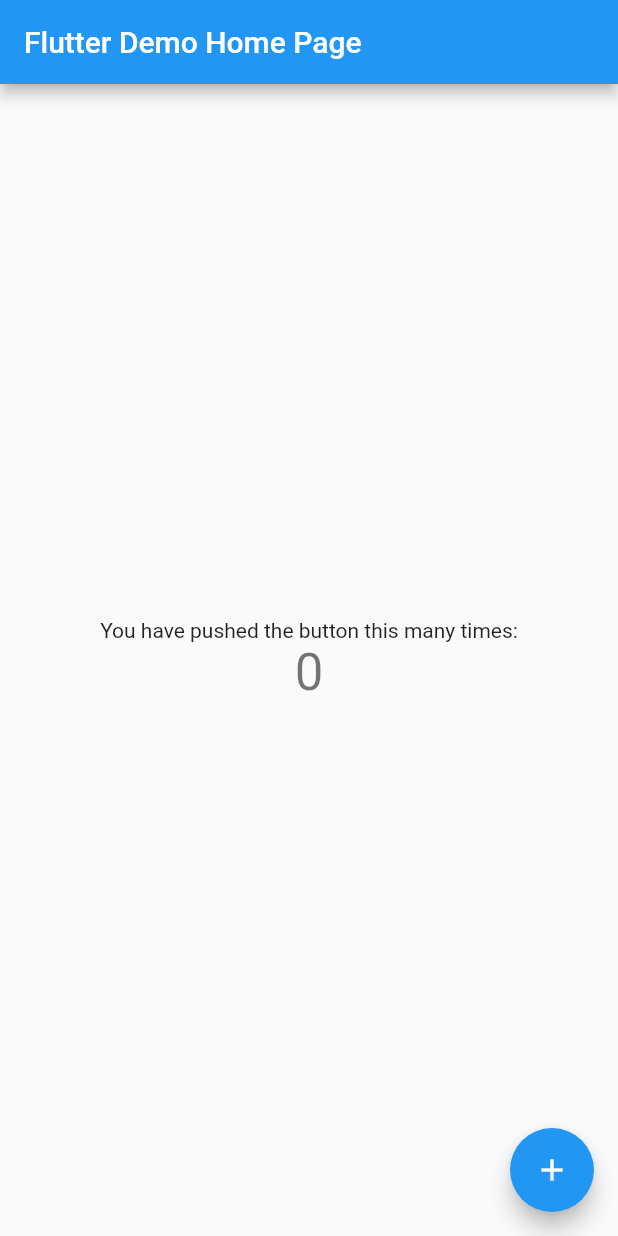
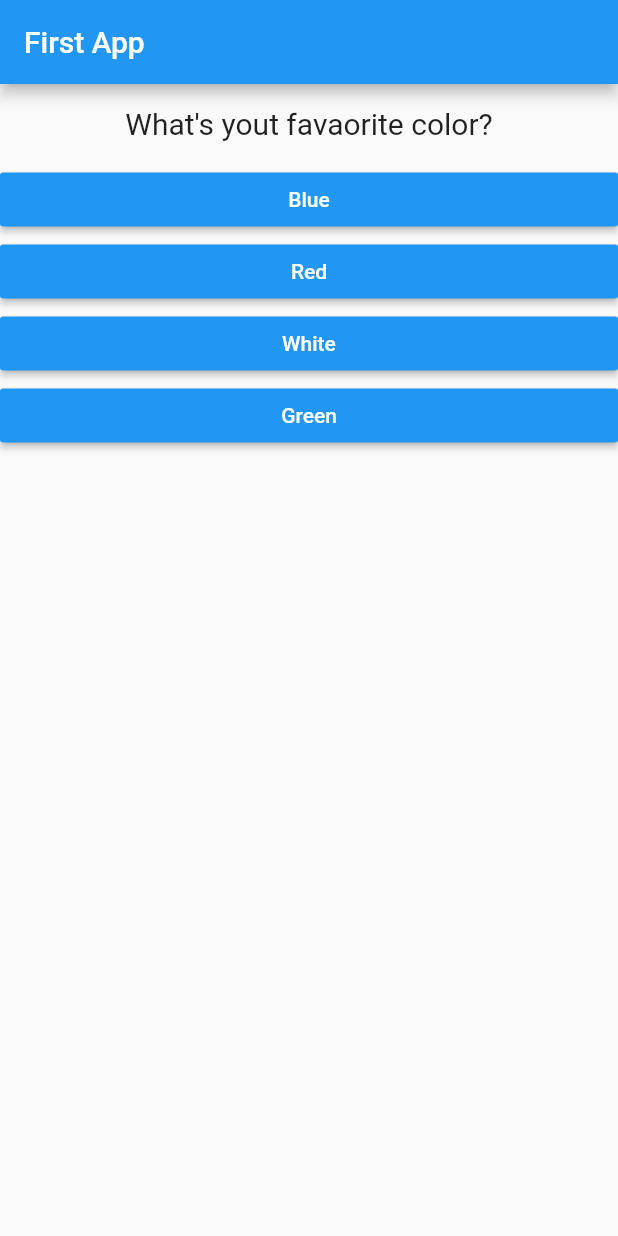
Before and after one commit to Samuel-Bie/flutter_complete_guide, a Flutter app: the screen it shows after launch, on a phone screen of 412 x 824 dp. Run offline on Flutter 3.47's test engine with Material 2 defaults, Android fonts, the phone set to English and light mode, and no system bars.

Commit message:
Quiz app

```diff
--- /dev/null
+++ b/lib/answer.dart
@@ -0,0 +1,21 @@
+import 'package:flutter/material.dart';
+
+class Answer extends StatelessWidget {
+  final Function callback;
+  final String text;
+
+  Answer(this.text, {this.callback});
+
+  @override
+  Widget build(BuildContext context) {
+    return Container(
+      width: double.infinity,
+      child: RaisedButton(
+        color: Colors.blue,
+        textColor: Colors.white,
+        child: Text(this.text),
+        onPressed: callback,
+      ),
+    );
+  }
+}
--- a/lib/main.dart
+++ b/lib/main.dart
@@ -1,117 +1,75 @@
 import 'package:flutter/material.dart';
+import 'package:flutter_complete_guide/quiz.dart';
+import 'package:flutter_complete_guide/result.dart';
 
-void main() {
-  runApp(MyApp());
+void main() => runApp(MyApp());
+
+class MyApp extends StatefulWidget {
+  @override
+  State<StatefulWidget> createState() => _MyAppState();
 }
 
-class MyApp extends StatelessWidget {
-  // This widget is the root of your application.
-  @override
-  Widget build(BuildContext context) {
-    return MaterialApp(
-      title: 'Flutter Demo',
-      theme: ThemeData(
-        // This is the theme of your application.
-        //
-        // Try running your application with "flutter run". You'll see the
-        // application has a blue toolbar. Then, without quitting the app, try
-        // changing the primarySwatch below to Colors.green and then invoke
-        // "hot reload" (press "r" in the console where you ran "flutter run",
-        // or simply save your changes to "hot reload" in a Flutter IDE).
-        // Notice that the counter didn't reset back to zero; the application
-        // is not restarted.
-        primarySwatch: Colors.blue,
-        // This makes the visual density adapt to the platform that you run
-        // the app on. For desktop platforms, the controls will be smaller and
-        // closer together (more dense) than on mobile platforms.
-        visualDensity: VisualDensity.adaptivePlatformDensity,
-      ),
-      home: MyHomePage(title: 'Flutter Demo Home Page'),
-    );
+class _MyAppState extends State<MyApp> {
+  int _questionIndex = 0;
+  int _totalScore = 0;
+  final _questions = [
+    {
+      'question': "What's yout favaorite color?",
+      "answers": [
+        {'text': 'Blue', 'score': 13},
+        {'text': 'Red', 'score': 9},
+        {'text': 'White', 'score': 5},
+        {'text': 'Green', 'score': 1},
+      ]
+    },
+    {
+      'question': "What's yout favaorite animal?",
+      'answers': [
+        {'text': 'Dog', 'score': 13},
+        {'text': 'Horse', 'score': 9},
+        {'text': 'Cat', 'score': 5},
+        {'text': 'Fish', 'score': 1}
+      ]
+    },
+    {
+      'question': "What's yout favaorite movie?",
+      'answers': [
+        {'text': 'Transformers', 'score': 13},
+        {'text': 'Fast Furios', 'score': 9},
+        {'text': 'Homeless', 'score': 5},
+        {'text': 'Fireman', 'score': 1}
+      ]
+    },
+  ];
+  void _answerQuestion(int score) {
+    setState(() {
+      _questionIndex++;
+      _totalScore += score;
+    });
   }
-}
 
-class MyHomePage extends StatefulWidget {
-  MyHomePage({Key key, this.title}) : super(key: key);
-
-  // This widget is the home page of your application. It is stateful, meaning
-  // that it has a State object (defined below) that contains fields that affect
-  // how it looks.
-
-  // This class is the configuration for the state. It holds the values (in this
-  // case the title) provided by the parent (in this case the App widget) and
-  // used by the build method of the State. Fields in a Widget subclass are
-  // always marked "final".
-
-  final String title;
-
-  @override
-  _MyHomePageState createState() => _MyHomePageState();
-}
-
-class _MyHomePageState extends State<MyHomePage> {
-  int _counter = 0;
-
-  void _incrementCounter() {
+  void _restartQuiz() {
     setState(() {
-      // This call to setState tells the Flutter framework that something has
-      // changed in this State, which causes it to rerun the build method below
-      // so that the display can reflect the updated values. If we changed
-      // _counter without calling setState(), then the build method would not be
-      // called again, and so nothing would appear to happen.
-      _counter++;
+      _questionIndex = 0;
+      _totalScore = 0;
     });
   }
 
   @override
   Widget build(BuildContext context) {
-    // This method is rerun every time setState is called, for instance as done
-    // by the _incrementCounter method above.
-    //
-    // The Flutter framework has been optimized to make rerunning build methods
-    // fast, so that you can just rebuild anything that needs updating rather
-    // than having to individually change instances of widgets.
-    return Scaffold(
-      appBar: AppBar(
-        // Here we take the value from the MyHomePage object that was created by
-        // the App.build method, and use it to set our appbar title.
-        title: Text(widget.title),
+    return MaterialApp(
+      home: Scaffold(
+        appBar: AppBar(
+          title: Text('First App'),
+        ),
+        body: !(_questionIndex >= _questions.length)
+            ? Quiz(
+                questions: _questions,
+                questionIndex: _questionIndex,
+                callback: _answerQuestion,
+              )
+            : Result(this._totalScore, callback: _restartQuiz),
       ),
-      body: Center(
-        // Center is a layout widget. It takes a single child and positions it
-        // in the middle of the parent.
-        child: Column(
-          // Column is also a layout widget. It takes a list of children and
-          // arranges them vertically. By default, it sizes itself to fit its
-          // children horizontally, and tries to be as tall as its parent.
-          //
-          // Invoke "debug painting" (press "p" in the console, choose the
-          // "Toggle Debug Paint" action from the Flutter Inspector in Android
-          // Studio, or the "Toggle Debug Paint" command in Visual Studio Code)
-          // to see the wireframe for each widget.
-          //
-          // Column has various properties to control how it sizes itself and
-          // how it positions its children. Here we use mainAxisAlignment to
-          // center the children vertically; the main axis here is the vertical
-          // axis because Columns are vertical (the cross axis would be
-          // horizontal).
-          mainAxisAlignment: MainAxisAlignment.center,
-          children: <Widget>[
-            Text(
-              'You have pushed the button this many times:',
-            ),
-            Text(
-              '$_counter',
-              style: Theme.of(context).textTheme.headline4,
-            ),
-          ],
-        ),
-      ),
-      floatingActionButton: FloatingActionButton(
-        onPressed: _incrementCounter,
-        tooltip: 'Increment',
-        child: Icon(Icons.add),
-      ), // This trailing comma makes auto-formatting nicer for build methods.
     );
   }
 }
--- /dev/null
+++ b/lib/question.dart
@@ -0,0 +1,20 @@
+import 'package:flutter/material.dart';
+
+@immutable
+class Question extends StatelessWidget {
+  final String question;
+  final List<String> answers;
+  Question({@required this.question, this.answers});
+
+  @override
+  Widget build(BuildContext context) {
+    return Container(
+      alignment: Alignment.center,
+      margin: EdgeInsets.all(15),
+      child: Text(
+        this.question,
+        style: TextStyle(fontSize: 20),
+      ),
+    );
+  }
+}
--- /dev/null
+++ b/lib/quiz.dart
@@ -0,0 +1,34 @@
+import 'package:flutter/material.dart';
+import 'package:flutter_complete_guide/question.dart';
+
+import 'answer.dart';
+
+class Quiz extends StatelessWidget {
+  const Quiz({
+    Key key,
+    @required List<Map<String, Object>> questions,
+    @required int questionIndex,
+    this.callback,
+  })  : _questions = questions,
+        _questionIndex = questionIndex,
+        super(key: key);
+
+  final List<Map<String, Object>> _questions;
+  final int _questionIndex;
+  final Function callback;
+
+  @override
+  Widget build(BuildContext context) {
+    return Column(
+      children: <Widget>[
+        Question(question: _questions[_questionIndex]['question']),
+        ...(_questions[_questionIndex]['answers'] as List<Map<String, Object>>)
+            .map((e) {
+          var score = e['score'];
+          return Answer(e['text'], callback: () => this.callback(score));
+        }).toList()
+        // Answer('text')
+      ],
+    );
+  }
+}
--- /dev/null
+++ b/lib/result.dart
@@ -0,0 +1,43 @@
+import 'package:flutter/material.dart';
+
+class Result extends StatelessWidget {
+  final scoreResult;
+  final Function callback;
+
+  Result(this.scoreResult, {this.callback});
+
+  String get resultPhrase {
+    var text = 'You did';
+    if (this.scoreResult <= 8)
+      text = 'You are awesome and fine';
+    else if (this.scoreResult <= 12)
+      text = 'You are fine';
+    else if (this.scoreResult <= 16)
+      text = 'You are... strange';
+    else
+      text = 'You are... hum';
+    return text;
+  }
+
+  @override
+  Widget build(BuildContext context) {
+    return Center(
+      child: Column(
+        children: <Widget>[
+          Text(
+            this.resultPhrase,
+            textAlign: TextAlign.center,
+            style: TextStyle(
+              fontSize: 36,
+              fontWeight: FontWeight.bold,
+            ),
+          ),
+          FlatButton(
+              onPressed: this.callback,
+              textColor: Colors.blue,
+              child: Text('Restart Quiz'))
+        ],
+      ),
+    );
+  }
+}
```
